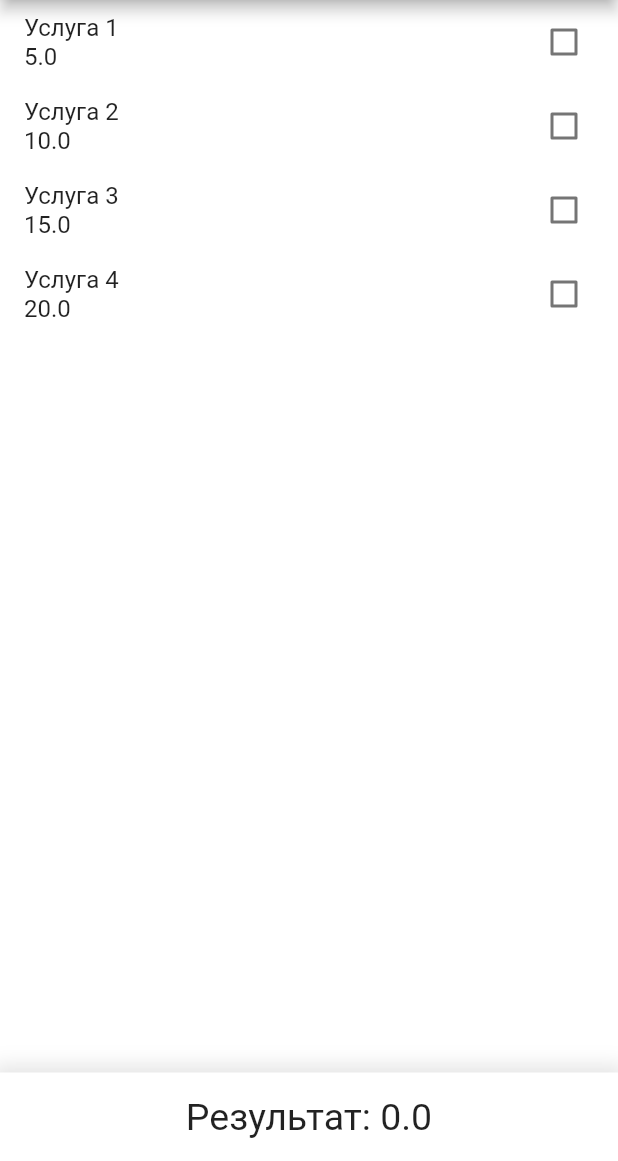
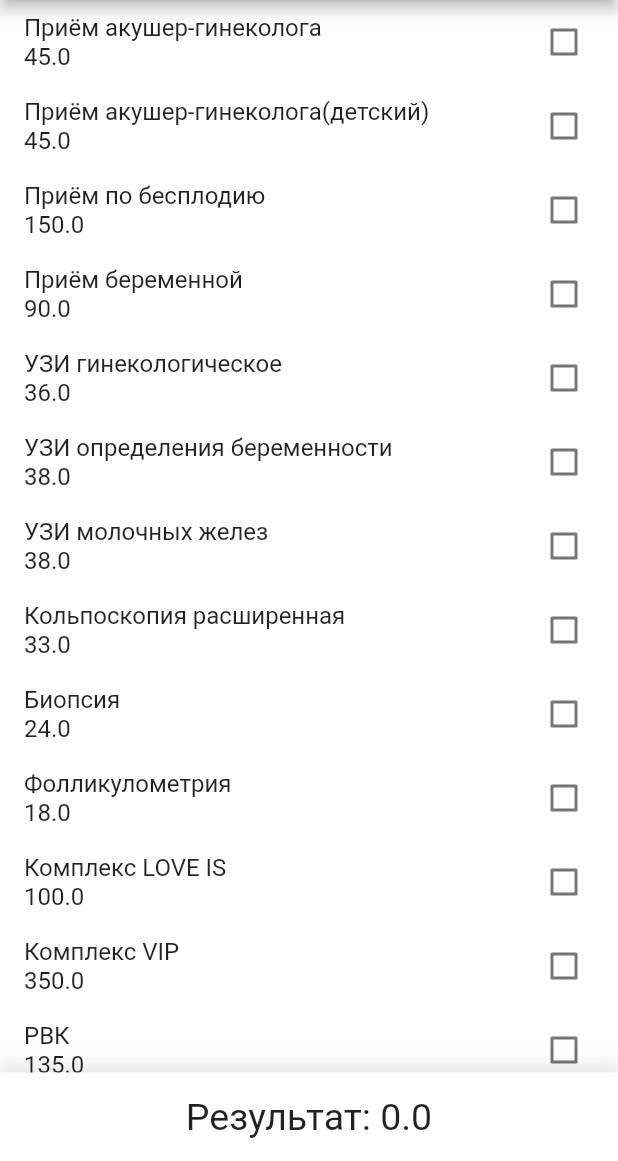
Before and after one commit to leredirect/fclinichelper, a Flutter app: the PriceList screen opened directly, on a phone screen of 412 x 824 dp, the part 75-1236 px from its top. Run offline on Flutter 3.47's test engine with Material 2 defaults, Android fonts, the phone set to English and light mode, and no system bars.

Commit message:
add data

```diff
--- a/lib/constants.dart
+++ b/lib/constants.dart
@@ -5,21 +5,57 @@ const double ARINA_CONSTANT = 0.52;
 const double JEJ = 7;
 //text
 
-BaseElement baseElement0 = new BaseElement(0, "Услуга 1", 5, false);
-BaseElement baseElement1 = new BaseElement(1, "Услуга 2", 10, false);
-BaseElement baseElement2 = new BaseElement(2, "Услуга 3", 15, false);
-BaseElement baseElement3 = new BaseElement(3, "Услуга 4", 20, false);
+BaseElement baseElement0 = new BaseElement(0, "Приём акушер-гинеколога",45.00, false);
+BaseElement baseElement1 = new BaseElement(1, "Приём акушер-гинеколога(детский)",  45.00, false);
+BaseElement baseElement2 = new BaseElement(2, "Приём по бесплодию", 150.00, false);
+BaseElement baseElement3 = new BaseElement(3, "Приём беременной", 90.00, false);
+BaseElement baseElement4 = new BaseElement(4, "УЗИ гинекологическое", 36.00, false);
+BaseElement baseElement5 = new BaseElement(5, "УЗИ определения беременности", 38.00, false);
+BaseElement baseElement6 = new BaseElement(6, "УЗИ молочных желез", 38.00, false);
+BaseElement baseElement7 = new BaseElement(7, "Кольпоскопия расширенная", 33.00, false);
+BaseElement baseElement8 = new BaseElement(8, "Биопсия", 24.00, false);
+BaseElement baseElement9 = new BaseElement(9, "Фолликулометрия", 18.00, false);
+BaseElement baseElement10 = new BaseElement(10, "Комплекс LOVE IS", 100.00, false);
+BaseElement baseElement11 = new BaseElement(11, "Комплекс VIP", 350.00, false);
+BaseElement baseElement12 = new BaseElement(12, "РВК", 135.00, false);
+BaseElement baseElement13 = new BaseElement(13, "ЭХОГСК", 296.00, false);
+BaseElement baseElement14 = new BaseElement(14, "ИГХ", 330.00, false);
+BaseElement baseElement15 = new BaseElement(15, "Сосков цервикального канала", 38.00, false);
+BaseElement baseElement16 = new BaseElement(16, "1 кусочек биопсийного материала", 6.37, false);
+BaseElement baseElement17 = new BaseElement(17, "Удаление внутриматочного средства контрацепции", 55.00, false);
+BaseElement baseElement18 = new BaseElement(18, "Slivki (Приём + консультация)", 22.00, false);
+BaseElement baseElement19 = new BaseElement(19, "Slivki #1 (Приём + консультация+ УЗИ ОМТ)", 49.00, false);
+BaseElement baseElement20 = new BaseElement(20, "Slivki #2 (Приём + консультация+ кольпоскопия)", 49.00, false);
+BaseElement baseElement21 = new BaseElement(21, "Slivki #3 (Приём + консультация+ УЗИ ОМТ+ кольпоскопия)", 65.00, false);
 
-BaseElement baseElement4 = new BaseElement(0, "БЕЗ СТРАХОВКИ", 7, false);
-BaseElement baseElement5 = new BaseElement(1, "Анализ 2", 30, false);
-BaseElement baseElement6 = new BaseElement(2, "Анализ 3", 35, false);
-BaseElement baseElement7 = new BaseElement(3, "Анализ 4", 40, false);
+BaseElement baseElement22 = new BaseElement(0, "БЕЗ СТРАХОВКИ", 7, false);
+BaseElement baseElement23 = new BaseElement(1, "Анализ 2", 30, false);
+BaseElement baseElement24 = new BaseElement(2, "Анализ 3", 35, false);
+BaseElement baseElement25 = new BaseElement(3, "Анализ 4", 40, false);
 
 List<BaseElement> servicesBase = [
   baseElement0,
   baseElement1,
   baseElement2,
   baseElement3,
+  baseElement4,
+  baseElement5,
+  baseElement6,
+  baseElement7,
+  baseElement8,
+  baseElement9,
+  baseElement10,
+  baseElement11,
+  baseElement12,
+  baseElement13,
+  baseElement14,
+  baseElement15,
+  baseElement16,
+  baseElement17,
+  baseElement18,
+  baseElement19,
+  baseElement20,
+  baseElement21,
 ];
 
 List<BaseElement> analysisBase = [
```
